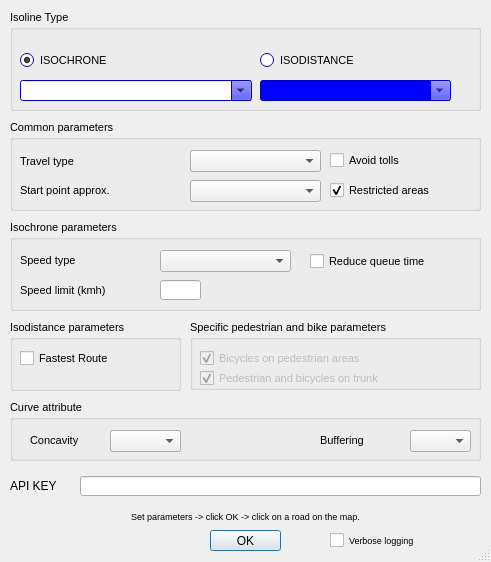
The window that iso4app/iso4app_dialog_base.ui (ksolsrl/QgisIso4app) describes before a commit, drawn with Qt 5.
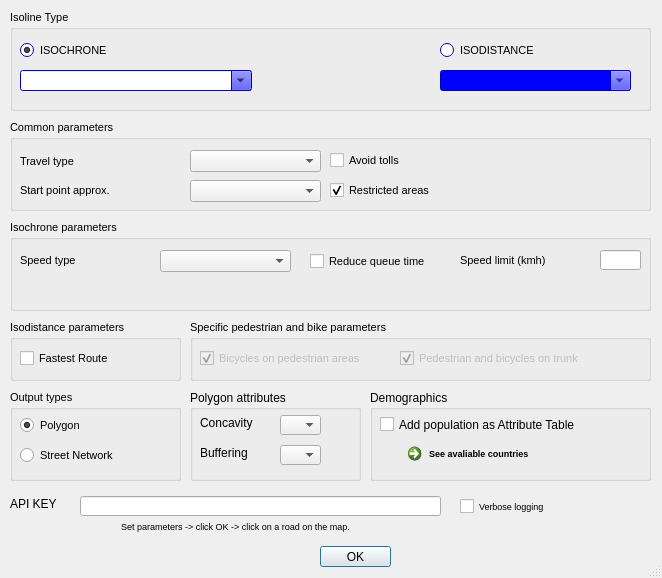
The same window after the commit.

Diff of the .ui file:
```diff
--- a/iso4app/iso4app_dialog_base.ui
+++ b/iso4app/iso4app_dialog_base.ui
@@ -7,8 +7,8 @@
    <rect>
     <x>0</x>
     <y>0</y>
-    <width>491</width>
-    <height>562</height>
+    <width>662</width>
+    <height>578</height>
    </rect>
   </property>
   <property name="sizePolicy">
@@ -34,7 +34,7 @@
     <rect>
      <x>10</x>
      <y>120</y>
-     <width>471</width>
+     <width>641</width>
      <height>91</height>
     </rect>
    </property>
@@ -146,6 +146,10 @@
     <property name="font">
      <font>
       <family>Arial</family>
+      <pointsize>8</pointsize>
+      <weight>50</weight>
+      <italic>false</italic>
+      <bold>false</bold>
      </font>
     </property>
     <property name="text">
@@ -160,9 +164,9 @@
    <property name="geometry">
     <rect>
      <x>10</x>
-     <y>400</y>
-     <width>471</width>
-     <height>61</height>
+     <y>390</y>
+     <width>171</width>
+     <height>91</height>
     </rect>
    </property>
    <property name="font">
@@ -178,52 +182,62 @@
     <string notr="true">font: 8pt &quot;Arial&quot;;</string>
    </property>
    <property name="title">
-    <string>Curve attribute</string>
+    <string>Output types</string>
    </property>
-   <widget class="QLabel" name="label_3">
+   <widget class="QRadioButton" name="radioButtonPolygon">
+    <property name="enabled">
+     <bool>true</bool>
+    </property>
     <property name="geometry">
      <rect>
-      <x>20</x>
-      <y>32</y>
-      <width>71</width>
-      <height>16</height>
+      <x>10</x>
+      <y>25</y>
+      <width>121</width>
+      <height>21</height>
      </rect>
     </property>
+    <property name="font">
+     <font>
+      <family>Arial</family>
+      <pointsize>8</pointsize>
+      <weight>50</weight>
+      <italic>false</italic>
+      <bold>false</bold>
+     </font>
+    </property>
     <property name="text">
-     <string>Concavity</string>
+     <string>Polygon</string>
     </property>
-   </widget>
-   <widget class="QComboBox" name="comboConcavity">
-    <property name="geometry">
-     <rect>
-      <x>100</x>
-      <y>30</y>
-      <width>71</width>
-      <height>22</height>
-     </rect>
+    <property name="checked">
+     <bool>true</bool>
     </property>
    </widget>
-   <widget class="QLabel" name="label_4">
+   <widget class="QRadioButton" name="radioButtonStreetNetwork">
+    <property name="enabled">
+     <bool>true</bool>
+    </property>
     <property name="geometry">
      <rect>
-      <x>310</x>
-      <y>32</y>
-      <width>71</width>
-      <height>16</height>
+      <x>10</x>
+      <y>55</y>
+      <width>151</width>
+      <height>21</height>
      </rect>
     </property>
+    <property name="font">
+     <font>
+      <family>Arial</family>
+      <pointsize>8</pointsize>
+      <weight>50</weight>
+      <italic>false</italic>
+      <bold>false</bold>
+     </font>
+    </property>
     <property name="text">
-     <string>Buffering</string>
+     <string>Street Network</string>
     </property>
-   </widget>
-   <widget class="QComboBox" name="comboBuffering">
-    <property name="geometry">
-     <rect>
-      <x>400</x>
-      <y>30</y>
-      <width>61</width>
-      <height>22</height>
-     </rect>
+    <property name="checked">
+     <bool>false</bool>
     </property>
    </widget>
   </widget>
@@ -232,7 +246,7 @@
     <rect>
      <x>10</x>
      <y>220</y>
-     <width>471</width>
+     <width>641</width>
      <height>91</height>
     </rect>
    </property>
@@ -295,8 +309,8 @@
    <widget class="QLabel" name="label_6">
     <property name="geometry">
      <rect>
-      <x>10</x>
-      <y>62</y>
+      <x>450</x>
+      <y>32</y>
       <width>141</width>
       <height>16</height>
      </rect>
@@ -317,8 +331,8 @@
    <widget class="QLineEdit" name="lineSpeed">
     <property name="geometry">
      <rect>
-      <x>150</x>
-      <y>60</y>
+      <x>590</x>
+      <y>30</y>
       <width>41</width>
       <height>20</height>
      </rect>
@@ -358,7 +372,7 @@
    <widget class="QLabel" name="labelInfo">
     <property name="geometry">
      <rect>
-      <x>200</x>
+      <x>370</x>
       <y>60</y>
       <width>261</width>
       <height>21</height>
@@ -390,8 +404,8 @@
   <widget class="QLabel" name="labelInfo_2">
    <property name="geometry">
     <rect>
-     <x>20</x>
-     <y>506</y>
+     <x>10</x>
+     <y>516</y>
      <width>451</width>
      <height>21</height>
     </rect>
@@ -418,8 +432,8 @@
   <widget class="QCheckBox" name="checkBoxLogging">
    <property name="geometry">
     <rect>
-     <x>330</x>
-     <y>530</y>
+     <x>460</x>
+     <y>496</y>
      <width>151</width>
      <height>20</height>
     </rect>
@@ -439,7 +453,7 @@
     <rect>
      <x>10</x>
      <y>10</y>
-     <width>471</width>
+     <width>641</width>
      <height>101</height>
     </rect>
    </property>
@@ -889,7 +903,7 @@
     <property name="geometry">
      <rect>
       <x>10</x>
-      <y>40</y>
+      <y>30</y>
       <width>221</width>
       <height>21</height>
      </rect>
@@ -914,7 +928,7 @@
     <property name="geometry">
      <rect>
       <x>10</x>
-      <y>70</y>
+      <y>60</y>
       <width>232</width>
       <height>21</height>
      </rect>
@@ -929,8 +943,8 @@
     </property>
     <property name="geometry">
      <rect>
-      <x>250</x>
-      <y>70</y>
+      <x>430</x>
+      <y>60</y>
       <width>191</width>
       <height>21</height>
      </rect>
@@ -945,8 +959,8 @@
     </property>
     <property name="geometry">
      <rect>
-      <x>250</x>
-      <y>40</y>
+      <x>430</x>
+      <y>30</y>
       <width>191</width>
       <height>21</height>
      </rect>
@@ -974,7 +988,7 @@
      <x>10</x>
      <y>320</y>
      <width>171</width>
-     <height>71</height>
+     <height>61</height>
     </rect>
    </property>
    <property name="font">
@@ -1011,8 +1025,8 @@
     <rect>
      <x>190</x>
      <y>320</y>
-     <width>291</width>
-     <height>70</height>
+     <width>461</width>
+     <height>61</height>
     </rect>
    </property>
    <property name="font">
@@ -1055,9 +1069,9 @@
     </property>
     <property name="geometry">
      <rect>
-      <x>10</x>
-      <y>50</y>
-      <width>271</width>
+      <x>210</x>
+      <y>30</y>
+      <width>251</width>
       <height>17</height>
      </rect>
     </property>
@@ -1073,7 +1087,7 @@
    <property name="geometry">
     <rect>
      <x>10</x>
-     <y>478</y>
+     <y>496</y>
      <width>61</width>
      <height>16</height>
     </rect>
@@ -1086,8 +1100,8 @@
    <property name="geometry">
     <rect>
      <x>80</x>
-     <y>476</y>
-     <width>401</width>
+     <y>496</y>
+     <width>361</width>
      <height>20</height>
     </rect>
    </property>
@@ -1103,8 +1117,8 @@
   <widget class="QPushButton" name="button_box">
    <property name="geometry">
     <rect>
-     <x>210</x>
-     <y>530</y>
+     <x>320</x>
+     <y>546</y>
      <width>71</width>
      <height>21</height>
     </rect>
@@ -1113,6 +1127,119 @@
     <string>OK</string>
    </property>
   </widget>
+  <widget class="QGroupBox" name="groupBox_2">
+   <property name="geometry">
+    <rect>
+     <x>190</x>
+     <y>390</y>
+     <width>171</width>
+     <height>91</height>
+    </rect>
+   </property>
+   <property name="title">
+    <string>Polygon attributes</string>
+   </property>
+   <widget class="QLabel" name="label_4">
+    <property name="geometry">
+     <rect>
+      <x>10</x>
+      <y>55</y>
+      <width>71</width>
+      <height>16</height>
+     </rect>
+    </property>
+    <property name="text">
+     <string>Buffering</string>
+    </property>
+   </widget>
+   <widget class="QLabel" name="label_3">
+    <property name="geometry">
+     <rect>
+      <x>10</x>
+      <y>25</y>
+      <width>71</width>
+      <height>16</height>
+     </rect>
+    </property>
+    <property name="text">
+     <string>Concavity</string>
+    </property>
+   </widget>
+   <widget class="QComboBox" name="comboBuffering">
+    <property name="geometry">
+     <rect>
+      <x>90</x>
+      <y>55</y>
+      <width>41</width>
+      <height>20</height>
+     </rect>
+    </property>
+   </widget>
+   <widget class="QComboBox" name="comboConcavity">
+    <property name="geometry">
+     <rect>
+      <x>90</x>
+      <y>25</y>
+      <width>41</width>
+      <height>20</height>
+     </rect>
+    </property>
+   </widget>
+  </widget>
+  <widget class="QGroupBox" name="groupBox_5">
+   <property name="geometry">
+    <rect>
+     <x>370</x>
+     <y>390</y>
+     <width>281</width>
+     <height>91</height>
+    </rect>
+   </property>
+   <property name="title">
+    <string>Demographics</string>
+   </property>
+   <widget class="QCheckBox" name="chkPopulation">
+    <property name="geometry">
+     <rect>
+      <x>10</x>
+      <y>19</y>
+      <width>261</width>
+      <height>31</height>
+     </rect>
+    </property>
+    <property name="text">
+     <string>Add population as Attribute Table</string>
+    </property>
+   </widget>
+   <widget class="QCommandLinkButton" name="lnkAvailableCountries">
+    <property name="geometry">
+     <rect>
+      <x>30</x>
+      <y>46</y>
+      <width>231</width>
+      <height>41</height>
+     </rect>
+    </property>
+    <property name="minimumSize">
+     <size>
+      <width>0</width>
+      <height>41</height>
+     </size>
+    </property>
+    <property name="font">
+     <font>
+      <family>Segoe UI</family>
+      <pointsize>7</pointsize>
+     </font>
+    </property>
+    <property name="focusPolicy">
+     <enum>Qt::NoFocus</enum>
+    </property>
+    <property name="text">
+     <string>See avaliable countries</string>
+    </property>
+   </widget>
+  </widget>
  </widget>
  <layoutdefault spacing="4" margin="6"/>
  <resources/>
```
Left out of the diff: 11 changed lines with no effect on the pictures.
